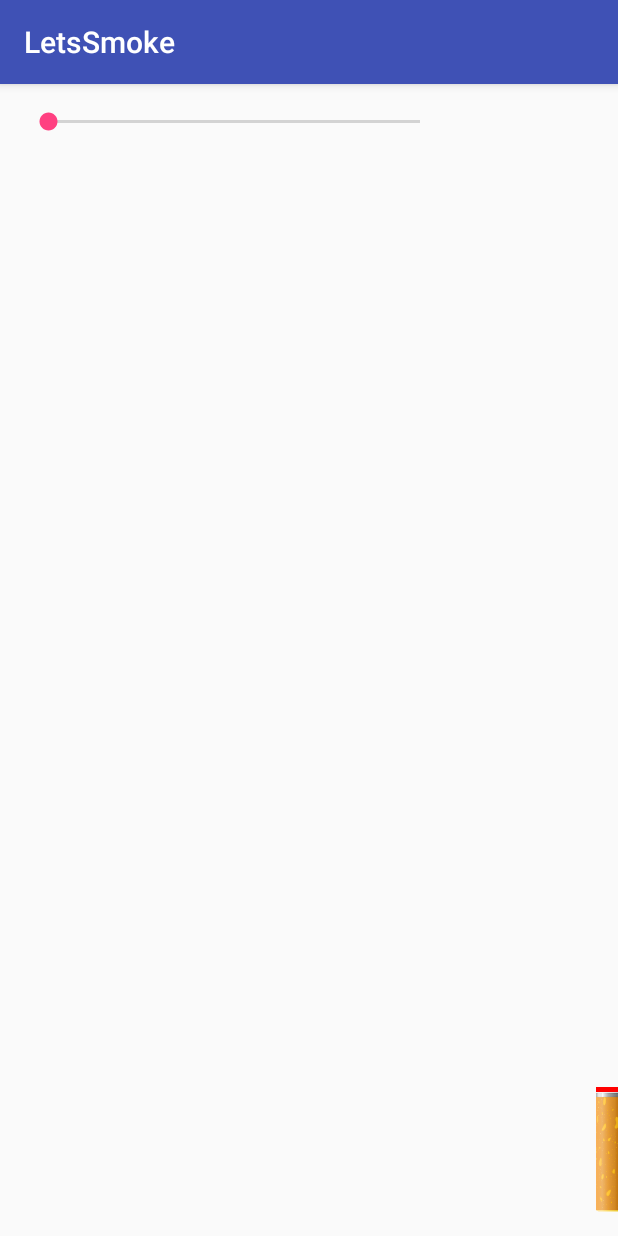
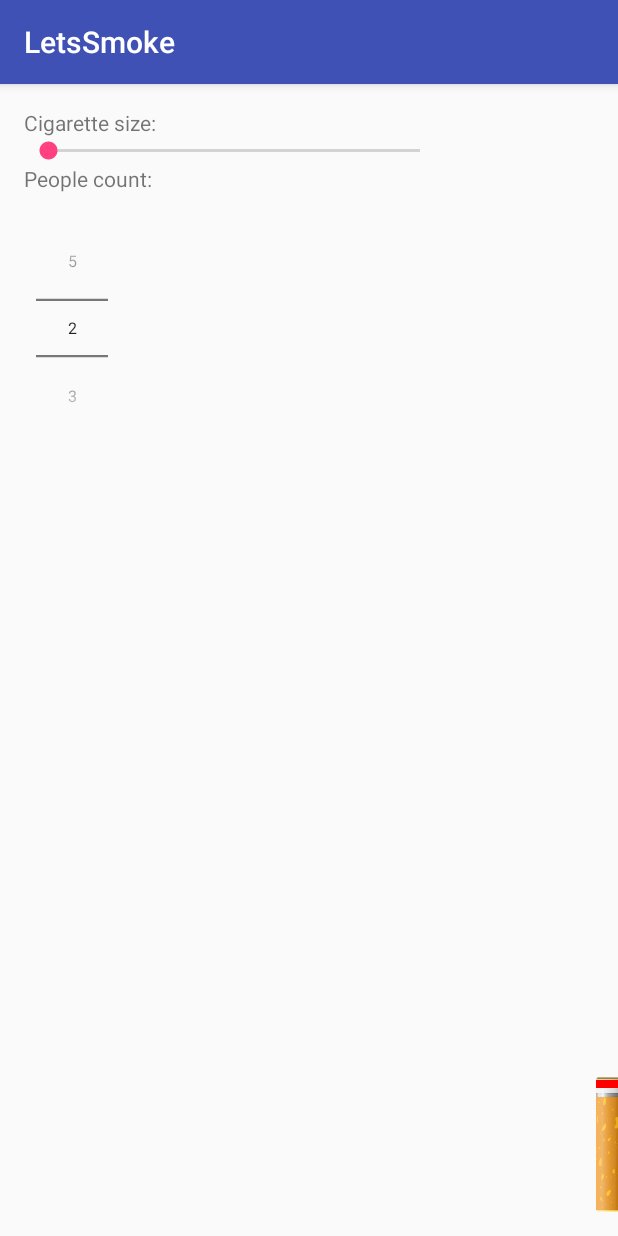
Before and after one commit to antonshkurenko/LetsSmoke, an Android app: the screen it shows after launch (SmokeActivity), on a phone screen of 412 x 824 dp. Run offline under Robolectric (Android 15) with nearby library versions, the phone set to English and light mode, and no system bars; our stand-ins replace ButterKnife.

Commit message:
First version

```diff
--- a/app/src/main/java/io/github/tonyshkurenko/letssmoke/CigaretteMeasureView.java
+++ b/app/src/main/java/io/github/tonyshkurenko/letssmoke/CigaretteMeasureView.java
@@ -21,7 +21,7 @@ public class CigaretteMeasureView extends View {
   private final static Paint PAINT = new Paint();
 
   static {
-    PAINT.setStrokeWidth(10); // 10px
+    PAINT.setStrokeWidth(8); // 8px
     PAINT.setColor(Color.RED);
   }
 
--- a/app/src/main/java/io/github/tonyshkurenko/letssmoke/SmokeActivity.java
+++ b/app/src/main/java/io/github/tonyshkurenko/letssmoke/SmokeActivity.java
@@ -4,14 +4,17 @@ import android.os.Bundle;
 import android.support.v7.app.AppCompatActivity;
 import android.util.TypedValue;
 import android.view.ViewGroup;
+import android.widget.NumberPicker;
 import android.widget.SeekBar;
 import butterknife.BindView;
 import butterknife.ButterKnife;
 
-public class SmokeActivity extends AppCompatActivity implements SeekBar.OnSeekBarChangeListener {
+public class SmokeActivity extends AppCompatActivity
+    implements SeekBar.OnSeekBarChangeListener, NumberPicker.OnValueChangeListener {
 
   @BindView(R.id.cigarette_head) CigaretteMeasureView mCigarette;
-  @BindView(R.id.seek_bar) SeekBar mSeekBar;
+  @BindView(R.id.cigarette_size_seek_bar) SeekBar mSeekBar;
+  @BindView(R.id.people_count_picker) NumberPicker mPeopleCountPicker;
 
   private int mDefaultHeight;
 
@@ -22,9 +25,15 @@ public class SmokeActivity extends AppCompatActivity implements SeekBar.OnSeekBa
 
     mDefaultHeight = (int) (getResources().getDimension(R.dimen.default_cigarette_height));
 
+    mPeopleCountPicker.setMinValue(2);
+    mPeopleCountPicker.setMaxValue(5);
+    mPeopleCountPicker.setWrapSelectorWheel(true);
+    mPeopleCountPicker.setOnValueChangedListener(this);
+
     mSeekBar.setOnSeekBarChangeListener(this);
   }
 
+  //region Implements SeekBar.OnSeekBarChangeListener
   @Override public void onProgressChanged(SeekBar seekBar, int progress, boolean fromUser) {
     final ViewGroup.LayoutParams params = mCigarette.getLayoutParams();
 
@@ -42,4 +51,12 @@ public class SmokeActivity extends AppCompatActivity implements SeekBar.OnSeekBa
   @Override public void onStopTrackingTouch(SeekBar seekBar) {
     // ignored
   }
+  //endregion
+
+  //region Implements NumberPicker.OnValueChangeListener
+  @Override public void onValueChange(NumberPicker picker, int oldVal, int newVal) {
+    mCigarette.setPeopleCount(newVal);
+    mCigarette.invalidate();
+  }
+  //endregion
 }
--- a/app/src/main/res/layout/activity_smoke.xml
+++ b/app/src/main/res/layout/activity_smoke.xml
@@ -32,10 +32,36 @@
       android:layout_alignParentRight="true"
       android:layout_alignParentEnd="true"/>
 
+  <TextView
+      android:layout_width="wrap_content"
+      android:layout_height="wrap_content"
+      android:text="Cigarette size:"
+      android:id="@+id/cigarette_size_label"/>
+
   <SeekBar
-      android:id="@+id/seek_bar"
+      android:id="@+id/cigarette_size_seek_bar"
       android:layout_width="280dp"
       android:layout_height="wrap_content"
-      android:max="400"
+      android:max="380"
+      android:layout_below="@id/cigarette_size_label"
+      android:layout_alignParentLeft="true"
+      android:layout_alignParentStart="true"
+      android:layout_toRightOf="@+id/cigarette_size_label"
+      android:layout_toEndOf="@+id/cigarette_size_label"/>
+
+  <TextView
+      android:id="@+id/people_count_label"
+      android:layout_width="wrap_content"
+      android:layout_height="wrap_content"
+      android:text="People count:"
+      android:layout_below="@id/cigarette_size_seek_bar"
   />
+
+  <NumberPicker
+      android:id="@+id/people_count_picker"
+      android:layout_width="wrap_content"
+      android:layout_height="wrap_content"
+      android:scaleX=".75"
+      android:scaleY=".75"
+      android:layout_below="@+id/people_count_label"/>
 </RelativeLayout>
--- a/app/src/main/res/values/dimens.xml
+++ b/app/src/main/res/values/dimens.xml
@@ -2,7 +2,7 @@
 
     <dimen name="activity_margin">16dp</dimen>
 
-    <dimen name="default_cigarette_height">3dp</dimen>
+    <dimen name="default_cigarette_height">10dp</dimen>
 
     <dimen name="cigarette_width">20dp</dimen>
     <dimen name="cigarette_negative_margin">-5dp</dimen>
```
